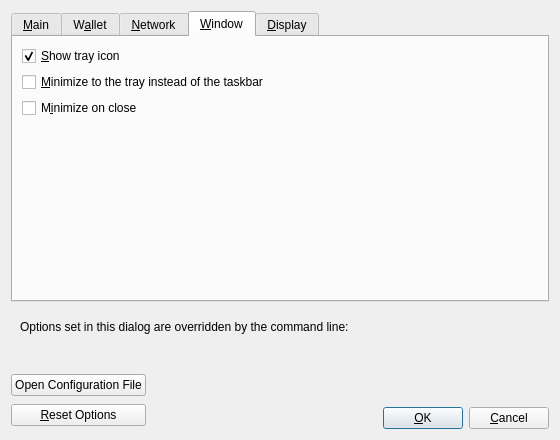
Above: src/qt/forms/optionsdialog.ui from PFORMSatox/satoxcoin before the change. Below: the same form after it.
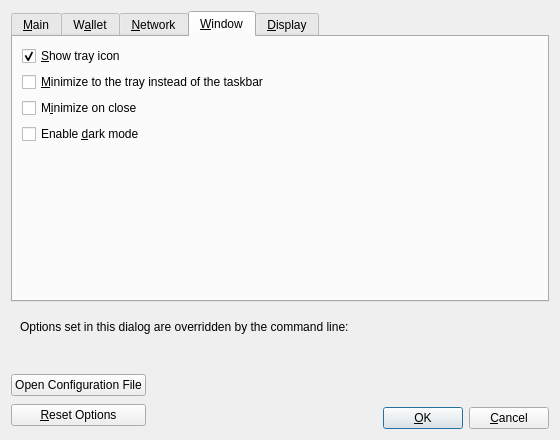
That is the form after the change. The open tabs and pages were chosen to show the change. Custom widgets are drawn as their Qt base class.

Patch:
```diff
--- a/src/qt/forms/optionsdialog.ui
+++ b/src/qt/forms/optionsdialog.ui
@@ -666,6 +666,16 @@
          </property>
         </widget>
        </item>
+       <item>
+        <widget class="QCheckBox" name="darkModeCheckBox">
+         <property name="toolTip">
+          <string>Use the dark theme for the user interface. This will take effect after the application is restarted.</string>
+         </property>
+         <property name="text">
+          <string>Enable &amp;dark mode</string>
+         </property>
+        </widget>
+       </item>
        <item>
         <spacer name="verticalSpacer_Window">
          <property name="orientation">
```
Left out of the diff: 6 changed lines with no effect on the pictures.
